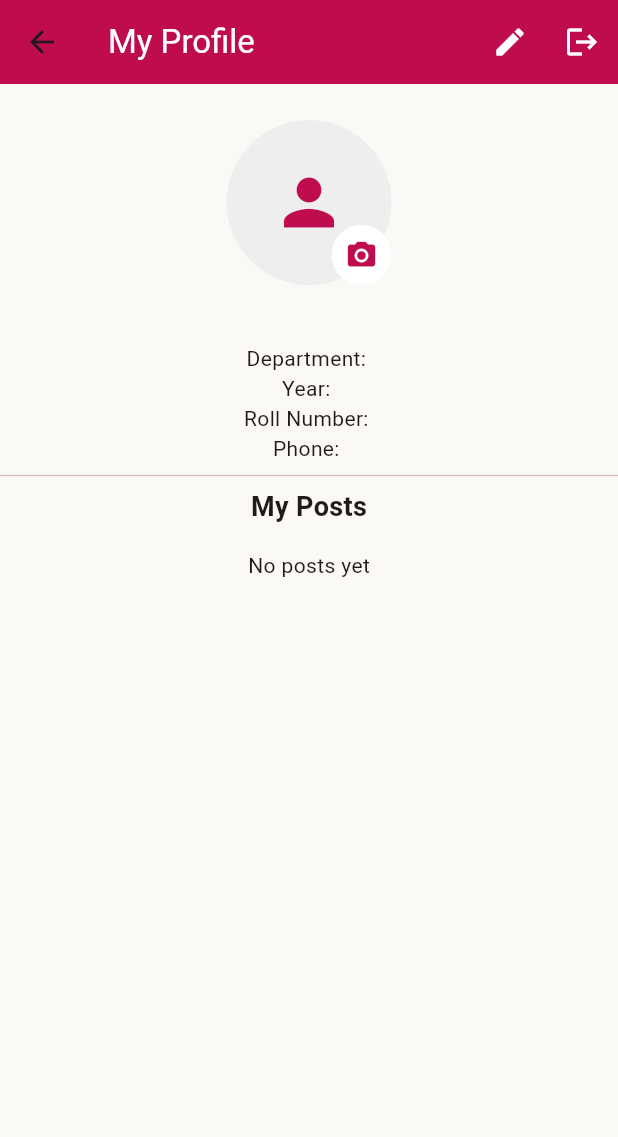
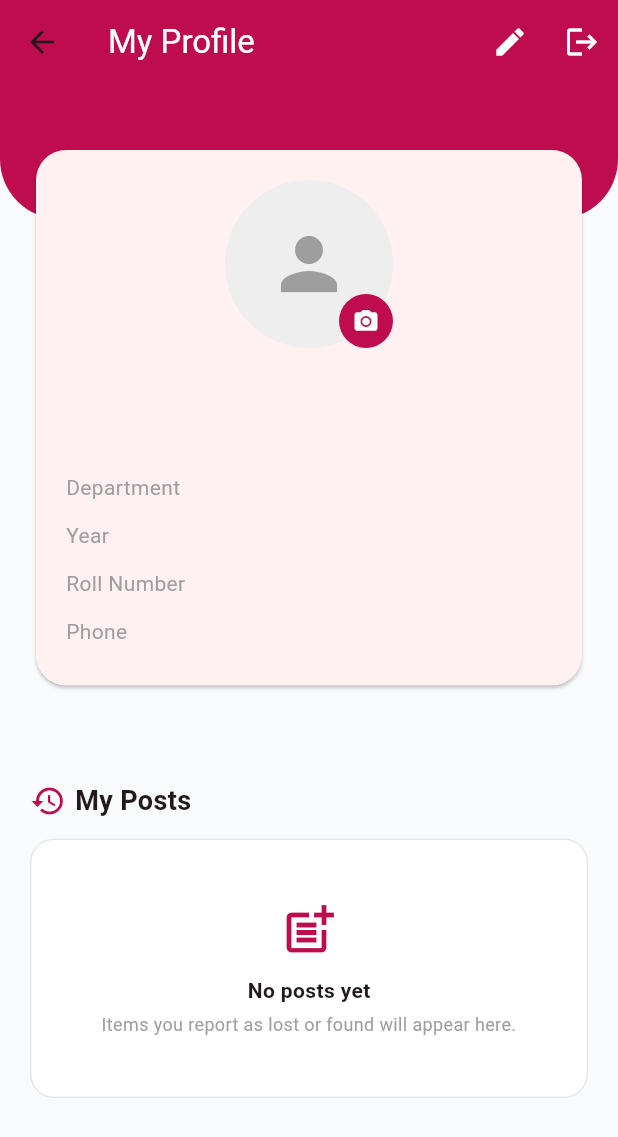
Before and after one commit to SarvanthiSivaraj/AmritaFind, a Flutter app: the ProfilePage screen opened directly, after a tap on the "camera alt" icon, on a phone screen of 412 x 824 dp. Shown: the top 1137 px of the screen. Run offline on Flutter 3.47's test engine with Material 3 defaults, Android fonts, the phone set to English and light mode, and no system bars; our stand-ins replace cloud_firestore, firebase_auth, firebase_core, firebase_storage, flutter_dotenv, image_picker; missing offline and left inert: cloudinary_public; accounts and stored records are empty; network calls fail; Roboto replaces fonts that are missing (Plus Jakarta Sans).

Commit message:
profile page -updated

```diff
--- a/LostAndFound/lib/pages/post_item_form_page.dart
+++ b/LostAndFound/lib/pages/post_item_form_page.dart
@@ -215,14 +215,23 @@ class _PostItemFormPageState extends State<PostItemFormPage> {
                   child: ListView(
                     scrollDirection: Axis.horizontal,
                     children: [
-                      ..._uploadedUrls.map(
-                        (url) => _imageTile(
-                          Image.network(url, fit: BoxFit.cover),
+                      ..._uploadedUrls.map((url) {
+                        final safeUrl = (url ?? '').toString();
+                        final Widget widgetImg = safeUrl.isNotEmpty
+                            ? Image.network(safeUrl, fit: BoxFit.cover)
+                            : Container(
+                                color: Colors.grey.shade200,
+                                child: const Icon(Icons.broken_image,
+                                    color: Colors.grey),
+                              );
+
+                        return _imageTile(
+                          widgetImg,
                           onRemove: () {
                             setState(() => _uploadedUrls.remove(url));
                           },
-                        ),
-                      ),
+                        );
+                      }),
                       ..._selectedImages.map(
                         (img) => _imageTile(
                           kIsWeb
@@ -313,7 +322,7 @@ class _PostItemFormPageState extends State<PostItemFormPage> {
   }
 
   // ---------------- HELPERS ----------------
-  Widget _imageTile(Image img, {required VoidCallback onRemove}) {
+  Widget _imageTile(Widget img, {required VoidCallback onRemove}) {
     return Stack(
       children: [
         Container(
--- a/LostAndFound/lib/pages/profile_page.dart
+++ b/LostAndFound/lib/pages/profile_page.dart
@@ -14,7 +14,11 @@ import 'edit_profile_page.dart';
 import 'post_item_form_page.dart';
 
 const Color kPrimary = Color(0xFFBF0C4F);
-const Color kBackgroundLight = Color(0xFFFAF9F6);
+const Color kSecondary = Color(0xFFD81B60);
+const Color kBackgroundLight = Color(0xFFF9FAFB);
+const Color kSurfaceLight = Colors.white;
+const Color kBorderLight = Color(0xFFE5E7EB);
+const Color kTextLight = Color(0xFF1F2937);
 
 class ProfilePage extends StatefulWidget {
   const ProfilePage({super.key});
@@ -76,10 +80,8 @@ class _ProfilePageState extends State<ProfilePage> {
 
   // ---------------- UPLOAD PROFILE PICTURE ----------------
   Future<void> _changeProfilePicture() async {
-    final image = await ImagePicker().pickImage(
-      source: ImageSource.gallery,
-      imageQuality: 80, // Compress image slightly
-    );
+    final image =
+        await ImagePicker().pickImage(source: ImageSource.gallery, imageQuality: 80);
     if (image == null) return;
 
     setState(() => _isUploadingPhoto = true);
@@ -97,36 +99,19 @@ class _ProfilePageState extends State<ProfilePage> {
                 await image.readAsBytes(),
                 identifier: image.name,
               )
-            : CloudinaryFile.fromFile(
-                image.path,
-                resourceType: CloudinaryResourceType.Image,
-              ),
+            : CloudinaryFile.fromFile(image.path),
       );
 
       if (response.secureUrl.isNotEmpty) {
-        final newPhotoUrl = response.secureUrl;
         final user = FirebaseAuth.instance.currentUser;
         if (user != null) {
           await FirebaseFirestore.instance
               .collection("users")
               .doc(user.uid)
-              .update({"photoUrl": newPhotoUrl});
-          await _loadProfile(); // Refresh profile data
+              .update({"photoUrl": response.secureUrl});
+          await _loadProfile();
         }
-      } else {
-        if (!mounted) return;
-        ScaffoldMessenger.of(context).showSnackBar(
-          const SnackBar(
-            content: Text("Image upload failed. Please try again."),
-          ),
-        );
       }
-    } catch (e) {
-      debugPrint('Error uploading profile picture: $e');
-      if (!mounted) return;
-      ScaffoldMessenger.of(context).showSnackBar(
-        const SnackBar(content: Text("An error occurred during upload.")),
-      );
     } finally {
       if (mounted) setState(() => _isUploadingPhoto = false);
     }
@@ -156,7 +141,7 @@ class _ProfilePageState extends State<ProfilePage> {
       builder: (_, snap) {
         if (!snap.hasData) {
           return const Padding(
-            padding: EdgeInsets.all(16),
+            padding: EdgeInsets.all(24),
             child: CircularProgressIndicator(),
           );
         }
@@ -166,10 +151,7 @@ class _ProfilePageState extends State<ProfilePage> {
         final allDocs = [...lostDocs, ...foundDocs];
 
         if (allDocs.isEmpty) {
-          return const Padding(
-            padding: EdgeInsets.all(16),
-            child: Text("No posts yet"),
-          );
+          return _emptyPostsUI();
         }
 
         return ListView.builder(
@@ -182,14 +164,16 @@ class _ProfilePageState extends State<ProfilePage> {
             final isLost = lostDocs.contains(doc);
 
             return Card(
-              margin: const EdgeInsets.symmetric(horizontal: 16, vertical: 6),
+              margin: const EdgeInsets.symmetric(vertical: 6),
+              shape: RoundedRectangleBorder(
+                borderRadius: BorderRadius.circular(12),
+              ),
               child: ListTile(
                 title: Text(data["item_name"] ?? "Item"),
                 subtitle: Text(isLost ? "Lost Item" : "Found Item"),
                 trailing: Row(
                   mainAxisSize: MainAxisSize.min,
                   children: [
-                    // ✏️ EDIT POST
                     IconButton(
                       icon: const Icon(Icons.edit),
                       onPressed: () async {
@@ -205,7 +189,6 @@ class _ProfilePageState extends State<ProfilePage> {
                         );
                       },
                     ),
-                    // 🗑 DELETE POST
                     IconButton(
                       icon: const Icon(Icons.delete, color: Colors.red),
                       onPressed: () async {
@@ -232,13 +215,8 @@ class _ProfilePageState extends State<ProfilePage> {
       return const Scaffold(body: Center(child: CircularProgressIndicator()));
     }
 
-    // ---------- NOT LOGGED IN ----------
     if (_profile == null) {
       return Scaffold(
-        appBar: AppBar(
-          backgroundColor: kPrimary,
-          title: const Text("Profile", style: TextStyle(color: Colors.white)),
-        ),
         body: Center(
           child: ElevatedButton(
             style: ElevatedButton.styleFrom(backgroundColor: kPrimary),
@@ -249,20 +227,19 @@ class _ProfilePageState extends State<ProfilePage> {
               );
               if (ok == true) _loadProfile();
             },
-            child: const Text("Login", style: TextStyle(color: Colors.white)),
+            child: const Text("Login"),
           ),
         ),
       );
     }
 
-    // ---------- LOGGED IN ----------
     return Scaffold(
       backgroundColor: kBackgroundLight,
       appBar: AppBar(
         backgroundColor: kPrimary,
+        elevation: 0,
         title: const Text("My Profile", style: TextStyle(color: Colors.white)),
         actions: [
-          // ✏️ EDIT PROFILE
           IconButton(
             icon: const Icon(Icons.edit, color: Colors.white),
             onPressed: () async {
@@ -275,73 +252,156 @@ class _ProfilePageState extends State<ProfilePage> {
               _loadProfile();
             },
           ),
-          // 🚪 LOGOUT
           IconButton(
             icon: const Icon(Icons.logout, color: Colors.white),
             onPressed: _logout,
           ),
         ],
       ),
+
       body: SingleChildScrollView(
         child: Column(
           children: [
-            const SizedBox(height: 24),
+            // Curved header
+            Container(
+              height: 90,
+              decoration: const BoxDecoration(
+                color: kPrimary,
+                borderRadius: BorderRadius.vertical(
+                  bottom: Radius.circular(40),
+                ),
+              ),
+            ),
 
-            // AVATAR with upload functionality
+            // Profile card
+            Transform.translate(
+              offset: const Offset(0, -50),
+              child: Padding(
+                padding: const EdgeInsets.symmetric(horizontal: 20),
+                child: Card(
+                  shape: RoundedRectangleBorder(
+                    borderRadius: BorderRadius.circular(20),
+                  ),
+                  child: Padding(
+                    padding: const EdgeInsets.all(20),
+                    child: Column(
+                      children: [
                         Stack(
-              alignment: Alignment.center,
                           children: [
                             CircleAvatar(
-                  radius: 55,
+                              radius: 56,
                               backgroundColor: Colors.grey.shade200,
-                  backgroundImage: (_profile!["photoUrl"] ?? "").isEmpty
+                              backgroundImage:
+                                  (_profile!["photoUrl"] ?? "").isEmpty
                                       ? null
                                       : NetworkImage(_profile!["photoUrl"]),
                               child: (_profile!["photoUrl"] ?? "").isEmpty
-                      ? const Icon(Icons.person, size: 50, color: kPrimary)
+                                  ? const Icon(Icons.person,
+                                      size: 56, color: Colors.grey)
                                   : null,
                             ),
                             Positioned(
                               bottom: 0,
                               right: 0,
                               child: GestureDetector(
-                    onTap: _isUploadingPhoto ? null : _changeProfilePicture,
+                                onTap: _changeProfilePicture,
                                 child: const CircleAvatar(
-                      radius: 20,
-                      backgroundColor: Colors.white,
-                      child: Icon(Icons.camera_alt, color: kPrimary, size: 22),
+                                  radius: 18,
+                                  backgroundColor: kPrimary,
+                                  child: Icon(Icons.camera_alt,
+                                      size: 18, color: Colors.white),
                                 ),
                               ),
-                ),
-                if (_isUploadingPhoto)
-                  const CircleAvatar(
-                    radius: 55,
-                    backgroundColor: Colors.black45,
-                    child: CircularProgressIndicator(color: Colors.white),
                             ),
                           ],
                         ),
 
-            const SizedBox(height: 10),
+                        const SizedBox(height: 12),
                         Text(
-              _profile!["name"],
-              style: const TextStyle(fontSize: 20, fontWeight: FontWeight.bold),
+                          (_profile!['name'] ?? 'User').toString(),
+                          style: const TextStyle(
+                              fontSize: 20, fontWeight: FontWeight.bold),
                         ),
-            Text("Department: ${_profile!["department"]}"),
-            Text("Year: ${_profile!["year"]}"),
-            Text("Roll Number: $_roll"),
-            Text("Phone: ${_profile!["contact"]}"),
+                        Text(
+                          (_profile!['department'] ?? '').toString(),
+                          style: const TextStyle(color: Colors.grey),
+                        ),
 
-            const Divider(),
-            const Text(
-              "My Posts",
-              style: TextStyle(fontSize: 18, fontWeight: FontWeight.bold),
-            ),
-            _myPosts(),
-            const SizedBox(height: 40),
+                        const SizedBox(height: 16),
+                        _infoRow("Department", (_profile!['department'] ?? '').toString()),
+                        _infoRow("Year", (_profile!['year'] ?? '').toString()),
+                        _infoRow("Roll Number", _roll),
+                        _infoRow("Phone", (_profile!['contact'] ?? '').toString()),
                       ],
                     ),
                   ),
+                ),
+              ),
+            ),
+
+            Padding(
+              padding: const EdgeInsets.symmetric(horizontal: 20),
+              child: Column(
+                crossAxisAlignment: CrossAxisAlignment.start,
+                children: [
+                  const SizedBox(height: 10),
+                  Row(
+                    children: const [
+                      Icon(Icons.history, color: kPrimary),
+                      SizedBox(width: 6),
+                      Text(
+                        "My Posts",
+                        style:
+                            TextStyle(fontSize: 18, fontWeight: FontWeight.bold),
+                      ),
+                    ],
+                  ),
+                  const SizedBox(height: 12),
+                  _myPosts(),
+                  const SizedBox(height: 100),
+                ],
+              ),
+            ),
+          ],
+        ),
+      ),
+
     );
   }
+
+  Widget _infoRow(String label, String value) => Padding(
+        padding: const EdgeInsets.symmetric(vertical: 6),
+        child: Row(
+          mainAxisAlignment: MainAxisAlignment.spaceBetween,
+          children: [
+            Text(label, style: const TextStyle(color: Colors.grey)),
+            Text(value,
+                style: const TextStyle(fontWeight: FontWeight.w600)),
+          ],
+        ),
+      );
+
+  Widget _emptyPostsUI() => Container(
+        width: double.infinity,
+        padding: const EdgeInsets.symmetric(vertical: 40),
+        decoration: BoxDecoration(
+          color: kSurfaceLight,
+          borderRadius: BorderRadius.circular(16),
+          border: Border.all(color: kBorderLight),
+        ),
+        child: Column(
+          children: const [
+            Icon(Icons.post_add, size: 40, color: kPrimary),
+            SizedBox(height: 10),
+            Text("No posts yet",
+                style: TextStyle(fontWeight: FontWeight.w600)),
+            SizedBox(height: 4),
+            Text(
+              "Items you report as lost or found will appear here.",
+              style: TextStyle(fontSize: 12, color: Colors.grey),
+              textAlign: TextAlign.center,
+            ),
+          ],
+        ),
+      );
 }
```
Lines whose indentation alone changed are shown as unchanged.
